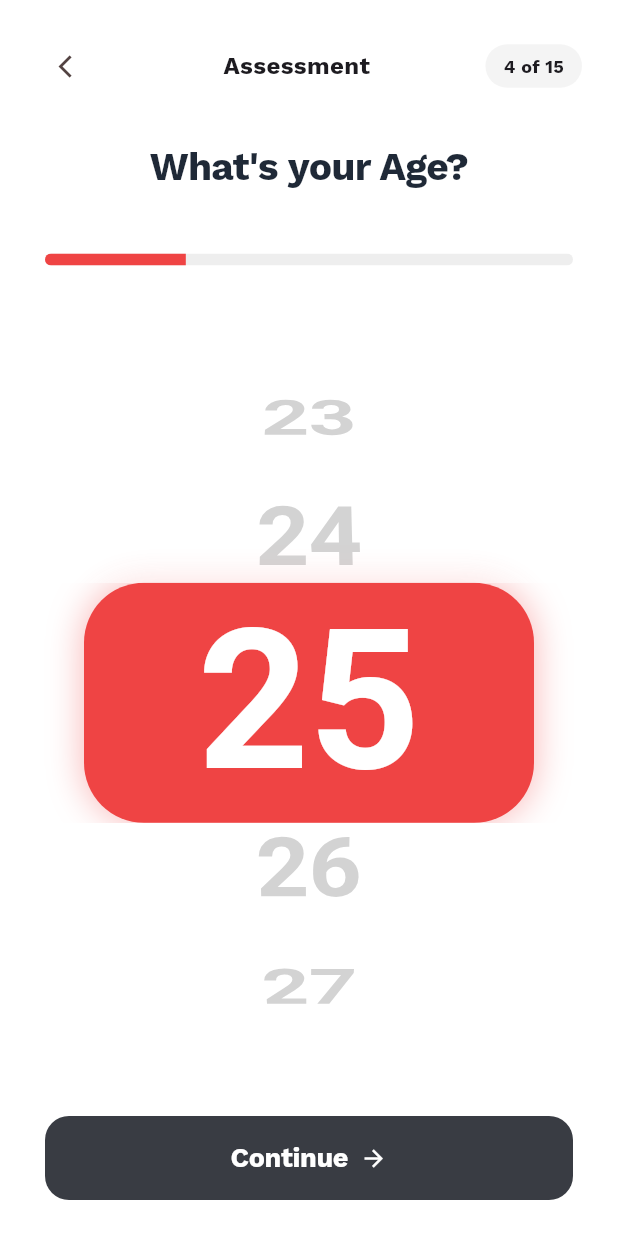
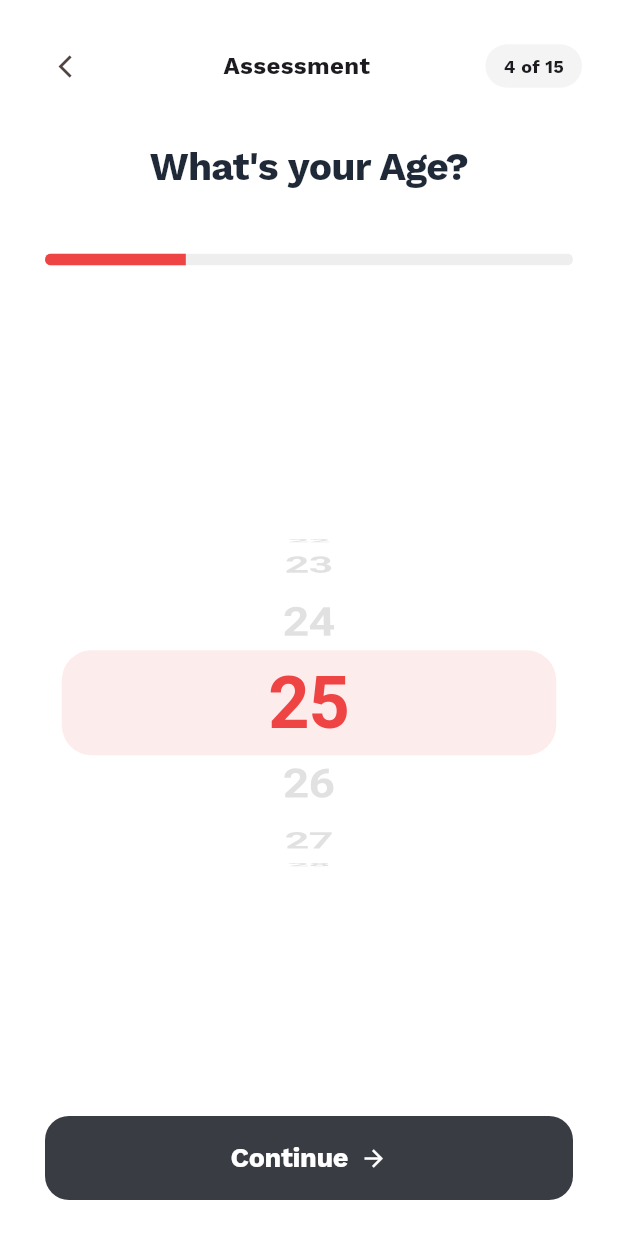
Before and after one commit to danindu2002/nutrisync, a Flutter app: the OnboardingScreen screen opened directly, swiped to page 4, on a phone screen of 412 x 824 dp. Run offline on Flutter 3.47's test engine with Material 3 defaults, Android fonts, the phone set to English and light mode, and no system bars; our stand-ins replace fl_chart, google_fonts, image_picker, shared_preferences; accounts and stored records are empty.

Commit message:
Updated the age picker screen

```diff
--- a/nutrisync_protal/lib/screens/onboarding_screen.dart
+++ b/nutrisync_protal/lib/screens/onboarding_screen.dart
@@ -350,64 +350,65 @@ class _OnboardingScreenState extends State<OnboardingScreen> {
   // --- Screen 4: Age ---
   Widget _buildAgeScreen() {
     int currentAge = _data.age ?? 20;
+    // Starting from 16, so index 0 = 16
     int initialIndex = currentAge - 16;
 
-    return SizedBox.expand(
-      child: CupertinoPicker(
+    return Column(
+      mainAxisAlignment: MainAxisAlignment.center,
+      children: [
+
+
+        SizedBox(
+          height: 250, // Constrained height for mobile
+          child: Stack(
+            alignment: Alignment.center,
+            children: [
+              // Visual highlight bar for the center selection
+              Container(
+                height: 70,
+                width: MediaQuery.of(context).size.width * 0.8,
+                decoration: BoxDecoration(
+                  color: AppColors.primary.withOpacity(0.1),
+                  borderRadius: BorderRadius.circular(20),
+                ),
+              ),
+
+              CupertinoPicker(
                 scrollController: FixedExtentScrollController(
                   initialItem: initialIndex,
                 ),
-        itemExtent: 160,
-        diameterRatio: 1.8,
-
+                itemExtent: 70, // Reduced from 160
+                diameterRatio: 1.2,
                 onSelectedItemChanged: (idx) {
                   _hapticLight();
                   setState(() => _data.age = idx + 16);
                 },
-        selectionOverlay: Container(),
+                // SelectionOverlay is handled by our Container in the Stack for better styling
+                selectionOverlay: const CupertinoPickerDefaultSelectionOverlay(
+                  capStartEdge: false,
+                  capEndEdge: false,
+                  background: Colors.transparent,
+                ),
                 children: List.generate(80, (index) {
                   final val = index + 16;
                   final isSelected = val == currentAge;
 
                   return Center(
-            child: isSelected
-                ? Container(
-                    width: 300,
-                    height: 380,
-                    decoration: BoxDecoration(
-                      color: AppColors.primary,
-                      borderRadius: BorderRadius.circular(40),
-                      boxShadow: [
-                        BoxShadow(
-                          color: AppColors.primary.withOpacity(0.4),
-                          blurRadius: 20,
-                          offset: const Offset(0, 0),
-                        ),
-                      ],
-                    ),
-                    child: Center(
                     child: Text(
                       "$val",
-                        style: const TextStyle(
-                          fontSize: 130,
+                      style: TextStyle(
+                        fontSize: isSelected ? 48 : 32, // Scaled down for mobile
                         fontWeight: FontWeight.bold,
-                          color: Colors.white,
-                          height: 1.15,
-                        ),
-                      ),
-                    ),
-                  )
-                : Text(
-                    "$val",
-                    style: TextStyle(
-                      fontSize: 65,
-                      fontWeight: FontWeight.bold,
-                      color: Colors.grey.shade500,
+                        color: isSelected ? AppColors.primary : Colors.grey.shade400,
                       ),
                     ),
                   );
                 }),
               ),
+            ],
+          ),
+        ),
+      ],
     );
   }
 
@@ -1141,8 +1142,6 @@ class _OnboardingScreenState extends State<OnboardingScreen> {
     ];
 
     const maxItems = 10;
-    // Ensure _conditionController is defined in your State class
-    // final TextEditingController _conditionController = TextEditingController();
 
     return Padding(
       padding: const EdgeInsets.symmetric(horizontal: 24),
```
Lines whose indentation alone changed are shown as unchanged.
